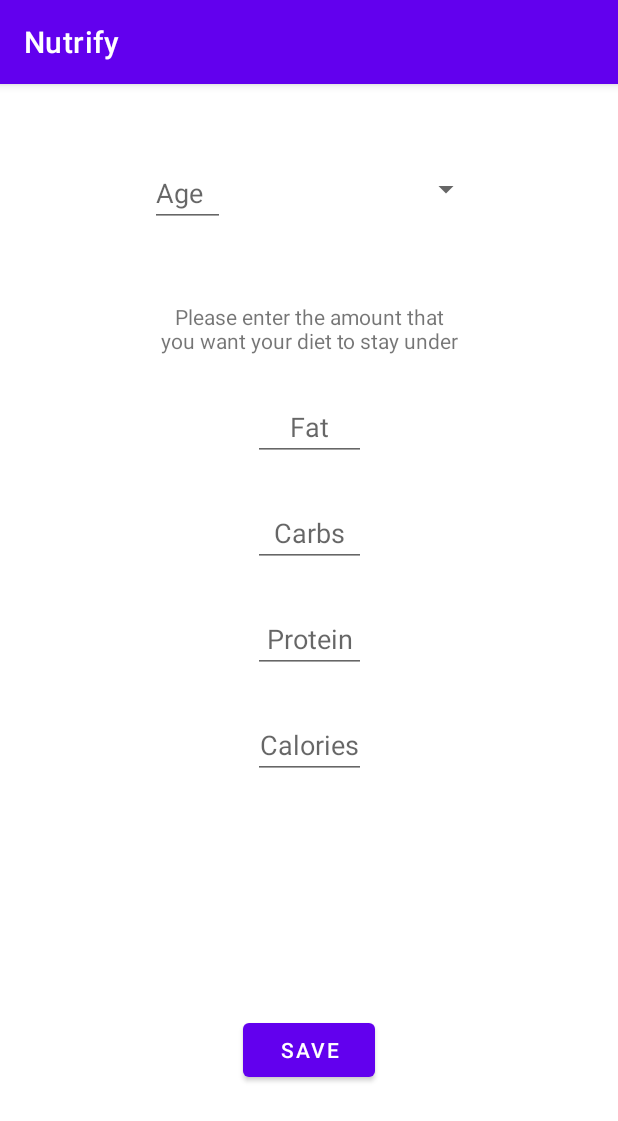
After one commit to CS222-UIUC/course-project-group-94, an Android app: the UserPreferencesFragment screen opened through its navigation route, on a phone screen of 412 x 824 dp. The commit adds this screen. Shown: the top 1121 px of the screen. Run offline under Robolectric (Android 15) with nearby library versions, the phone set to English and light mode, and no system bars.

Commit message:
Add basic UI for the page where users will enter their preferences

```diff
--- /dev/null
+++ b/frontend/app/src/main/java/com/cs222/nutrify/ui/UserPreferencesFragment.kt
@@ -0,0 +1,21 @@
+package com.cs222.nutrify.ui
+
+import android.os.Bundle
+import android.view.LayoutInflater
+import android.view.View
+import android.view.ViewGroup
+import androidx.fragment.app.Fragment
+import com.cs222.nutrify.databinding.FragmentUserpreferencesBinding
+
+class UserPreferencesFragment : Fragment() {
+    private lateinit var binding: FragmentUserpreferencesBinding
+
+    override fun onCreateView(
+        inflater: LayoutInflater,
+        container: ViewGroup?,
+        savedInstanceState: Bundle?
+    ): View {
+        binding = FragmentUserpreferencesBinding.inflate(inflater, container, false)
+        return binding.root
+    }
+}
--- /dev/null
+++ b/frontend/app/src/main/res/layout/fragment_userpreferences.xml
@@ -0,0 +1,99 @@
+<?xml version="1.0" encoding="utf-8"?>
+<androidx.constraintlayout.widget.ConstraintLayout xmlns:android="http://schemas.android.com/apk/res/android"
+    xmlns:app="http://schemas.android.com/apk/res-auto"
+    android:layout_width="match_parent"
+    android:layout_height="match_parent">
+
+
+    <EditText
+        android:id="@+id/enter_age"
+        android:layout_width="50dp"
+        android:layout_height="wrap_content"
+        android:hint="@string/user_age"
+        android:inputType="number"
+        android:layout_marginStart="100dp"
+        android:layout_marginTop="50dp"
+        app:layout_constraintLeft_toLeftOf="parent"
+        app:layout_constraintTop_toTopOf="parent" />
+
+    <Spinner
+        android:id="@+id/select_gender"
+        android:layout_width="80dp"
+        android:layout_height="40dp"
+        android:layout_marginStart="50dp"
+        android:layout_marginTop="50dp"
+        app:layout_constraintTop_toTopOf="parent"
+        app:layout_constraintLeft_toLeftOf="@id/enter_age"
+        app:layout_constraintRight_toRightOf="parent" />
+
+    <TextView
+        android:id="@+id/instructions_for_user_preferences"
+        android:layout_width="wrap_content"
+        android:layout_height="wrap_content"
+        android:text="@string/instructions_on_user_preferences"
+        android:width="200dp"
+        android:textAlignment="center"
+        app:layout_constraintTop_toBottomOf="@id/enter_age"
+        app:layout_constraintRight_toRightOf="parent"
+        app:layout_constraintLeft_toLeftOf="parent"
+        android:layout_marginTop="50dp"/>
+
+    <EditText
+        android:id="@+id/enter_fat_preference"
+        android:layout_width="75dp"
+        android:layout_height="wrap_content"
+        android:hint="@string/user_fat_pref"
+        android:inputType="numberDecimal"
+        android:layout_marginTop="25dp"
+        android:textAlignment="center"
+        app:layout_constraintLeft_toLeftOf="parent"
+        app:layout_constraintTop_toBottomOf="@id/instructions_for_user_preferences"
+        app:layout_constraintRight_toRightOf="parent"/>
+
+    <EditText
+        android:id="@+id/enter_carb_preference"
+        android:layout_width="75dp"
+        android:layout_height="wrap_content"
+        android:hint="@string/user_carbs_pref"
+        android:inputType="numberDecimal"
+        android:textAlignment="center"
+        android:layout_marginTop="25dp"
+        app:layout_constraintLeft_toLeftOf="parent"
+        app:layout_constraintTop_toBottomOf="@id/enter_fat_preference"
+        app:layout_constraintRight_toRightOf="parent"/>
+
+    <EditText
+        android:id="@+id/enter_protein_preference"
+        android:layout_width="75dp"
+        android:layout_height="wrap_content"
+        android:hint="@string/user_protein_pref"
+        android:inputType="numberDecimal"
+        android:textAlignment="center"
+        android:layout_marginTop="25dp"
+        app:layout_constraintLeft_toLeftOf="parent"
+        app:layout_constraintTop_toBottomOf="@id/enter_carb_preference"
+        app:layout_constraintRight_toRightOf="parent"/>
+
+    <EditText
+        android:id="@+id/enter_calories_preference"
+        android:layout_width="75dp"
+        android:layout_height="wrap_content"
+        android:hint="@string/user_calories_pref"
+        android:inputType="numberDecimal"
+        android:textAlignment="center"
+        android:layout_marginTop="25dp"
+        app:layout_constraintLeft_toLeftOf="parent"
+        app:layout_constraintTop_toBottomOf="@id/enter_protein_preference"
+        app:layout_constraintRight_toRightOf="parent"/>
+
+    <Button
+        android:id="@+id/save_user_pref"
+        android:layout_width="wrap_content"
+        android:layout_height="wrap_content"
+        android:text="@string/save_user_pref"
+        android:layout_marginBottom="100dp"
+        app:layout_constraintBottom_toBottomOf="parent"
+        app:layout_constraintLeft_toLeftOf="parent"
+        app:layout_constraintRight_toRightOf="parent"/>
+
+</androidx.constraintlayout.widget.ConstraintLayout>
--- a/frontend/app/src/main/res/navigation/nav_graph.xml
+++ b/frontend/app/src/main/res/navigation/nav_graph.xml
@@ -18,4 +18,8 @@
         android:id="@+id/nutritionInputFragment"
         android:name="com.cs222.nutrify.ui.NutritionInputFragment"
         android:label="NutritionInputFragment"/>
+    <fragment
+        android:id="@+id/userPreferencesFragment"
+        android:name="com.cs222.nutrify.ui.UserPreferencesFragment"
+        android:label="UserPreferencesFragment" />
 </navigation>
--- a/frontend/app/src/main/res/values/strings.xml
+++ b/frontend/app/src/main/res/values/strings.xml
@@ -5,10 +5,11 @@
     <string name="prompt_password">Password</string>
     <string name="action_sign_in">Sign in or register</string>
     <string name="action_sign_in_short">Sign in</string>
-    <string name="welcome">"Welcome !"</string>
     <string name="invalid_username">Not a valid username</string>
     <string name="invalid_password">Password must be >5 characters</string>
     <string name="login_failed">"Login failed"</string>
+
+    <!-- Strings related to the food information that the user will input -->
     <string name="prompt_calories">Calories</string>
     <string name="prompt_fat">Fat</string>
     <string name="prompt_sodium">Sodium</string>
@@ -22,4 +23,13 @@
     <string name="add_food_information">Add Food Item</string>
     <string name="unfilled_text_boxes_add">Please fill out all text boxes</string>
     <string name="filled_text_boxes_add">Food information received</string>
+
+    <!-- Strings related to the preferences of the user-->
+    <string name="instructions_on_user_preferences">Please enter the amount that you want your diet to stay under</string>
+    <string name="user_age">Age</string>
+    <string name="user_fat_pref">Fat</string>
+    <string name="user_carbs_pref">Carbs</string>
+    <string name="user_protein_pref">Protein</string>
+    <string name="user_calories_pref">Calories</string>
+    <string name="save_user_pref">Save</string>
 </resources>
```
